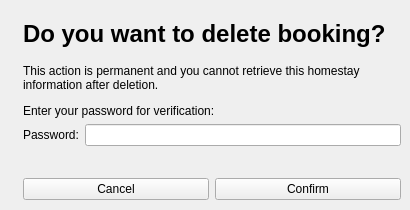
Above: bookingdelete.ui from dayoo3/Group-5-STAYIESTA-System before the change. Below: the same form after it.
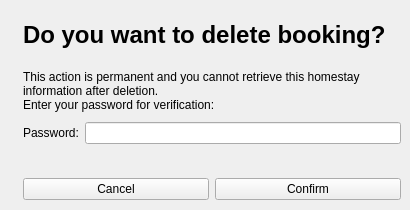
That is the form after the change. Icons and pictures are not drawn.

Commit message:
Password bar
Password will be hide (will not show in the password bar)

The edit to the form file:
```diff
--- a/bookingdelete.ui
+++ b/bookingdelete.ui
@@ -51,7 +51,7 @@
       <item>
        <widget class="QLabel" name="label_3">
         <property name="text">
-         <string>&lt;html&gt;&lt;head/&gt;&lt;body&gt;&lt;p&gt;This action is permanent and you cannot retrieve this homestay information after deletion.&lt;/p&gt;&lt;p&gt;Enter your password for verification:&lt;/p&gt;&lt;/body&gt;&lt;/html&gt;</string>
+         <string>&lt;html&gt;&lt;head/&gt;&lt;body&gt;&lt;p&gt;This action is permanent and you cannot retrieve this homestay information after deletion.&lt;br/&gt;Enter your password for verification:&lt;/p&gt;&lt;/body&gt;&lt;/html&gt;</string>
         </property>
         <property name="wordWrap">
          <bool>true</bool>
@@ -67,9 +67,6 @@
           </property>
          </widget>
         </item>
-        <item row="0" column="1">
-         <widget class="QLineEdit" name="lineEditPass"/>
-        </item>
         <item row="1" column="1">
          <widget class="QLabel" name="aLabel">
           <property name="text">
@@ -77,6 +74,16 @@
           </property>
          </widget>
         </item>
+        <item row="0" column="1">
+         <widget class="QLineEdit" name="lineEditPass">
+          <property name="text">
+           <string/>
+          </property>
+          <property name="echoMode">
+           <enum>QLineEdit::Password</enum>
+          </property>
+         </widget>
+        </item>
        </layout>
       </item>
       <item>
```
The commit also changes 2 other files.
